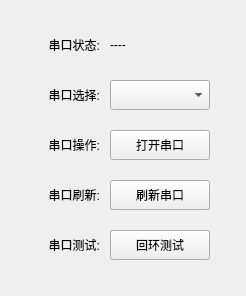
ChinaClever/IDC_TestSystem, file IDC_TestSystem/serialport/serialportwid.ui: the form before one commit.
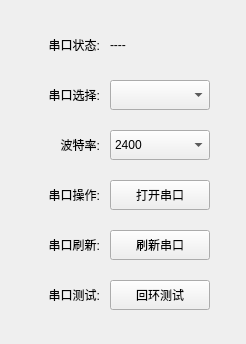
The form after the commit. Icons and pictures are not drawn.

```diff
--- a/IDC_TestSystem/serialport/serialportwid.ui
+++ b/IDC_TestSystem/serialport/serialportwid.ui
@@ -7,7 +7,7 @@
     <x>0</x>
     <y>0</y>
     <width>246</width>
-    <height>296</height>
+    <height>344</height>
    </rect>
   </property>
   <property name="windowTitle">
@@ -34,7 +34,7 @@
    <property name="geometry">
     <rect>
      <x>110</x>
-     <y>180</y>
+     <y>230</y>
      <width>100</width>
      <height>30</height>
     </rect>
@@ -47,7 +47,7 @@
    <property name="geometry">
     <rect>
      <x>20</x>
-     <y>180</y>
+     <y>230</y>
      <width>80</width>
      <height>30</height>
     </rect>
@@ -63,7 +63,7 @@
    <property name="geometry">
     <rect>
      <x>20</x>
-     <y>130</y>
+     <y>180</y>
      <width>80</width>
      <height>30</height>
     </rect>
@@ -111,7 +111,7 @@
    <property name="geometry">
     <rect>
      <x>110</x>
-     <y>130</y>
+     <y>180</y>
      <width>100</width>
      <height>30</height>
     </rect>
@@ -134,7 +134,7 @@
    <property name="geometry">
     <rect>
      <x>20</x>
-     <y>230</y>
+     <y>280</y>
      <width>80</width>
      <height>30</height>
     </rect>
@@ -150,7 +150,7 @@
    <property name="geometry">
     <rect>
      <x>110</x>
-     <y>230</y>
+     <y>280</y>
      <width>100</width>
      <height>30</height>
     </rect>
@@ -159,6 +159,70 @@
     <string>回环测试</string>
    </property>
   </widget>
+  <widget class="QComboBox" name="baudComBox">
+   <property name="geometry">
+    <rect>
+     <x>110</x>
+     <y>130</y>
+     <width>100</width>
+     <height>30</height>
+    </rect>
+   </property>
+   <property name="currentText">
+    <string>9600</string>
+   </property>
+   <item>
+    <property name="text">
+     <string>2400</string>
+    </property>
+   </item>
+   <item>
+    <property name="text">
+     <string>4800</string>
+    </property>
+   </item>
+   <item>
+    <property name="text">
+     <string>9600</string>
+    </property>
+   </item>
+   <item>
+    <property name="text">
+     <string>19200</string>
+    </property>
+   </item>
+   <item>
+    <property name="text">
+     <string>38400</string>
+    </property>
+   </item>
+   <item>
+    <property name="text">
+     <string>57600</string>
+    </property>
+   </item>
+   <item>
+    <property name="text">
+     <string>115200</string>
+    </property>
+   </item>
+  </widget>
+  <widget class="QLabel" name="label_6">
+   <property name="geometry">
+    <rect>
+     <x>20</x>
+     <y>130</y>
+     <width>80</width>
+     <height>30</height>
+    </rect>
+   </property>
+   <property name="text">
+    <string>波特率:</string>
+   </property>
+   <property name="alignment">
+    <set>Qt::AlignRight|Qt::AlignTrailing|Qt::AlignVCenter</set>
+   </property>
+  </widget>
  </widget>
  <resources>
   <include location="../images/image.qrc"/>
```
